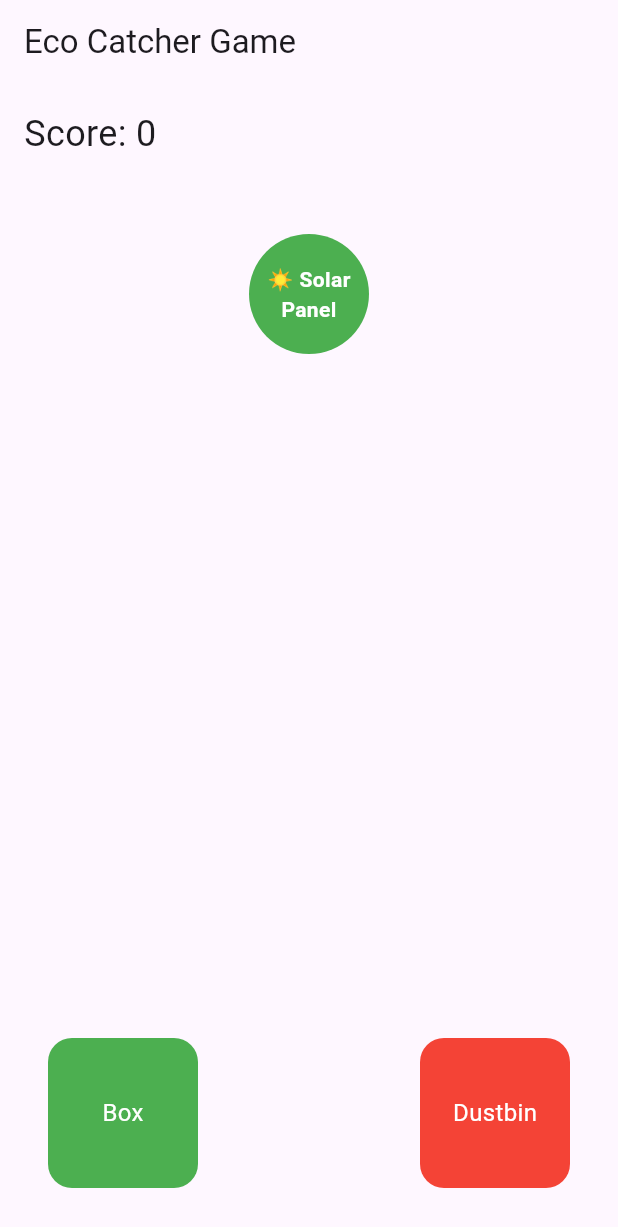
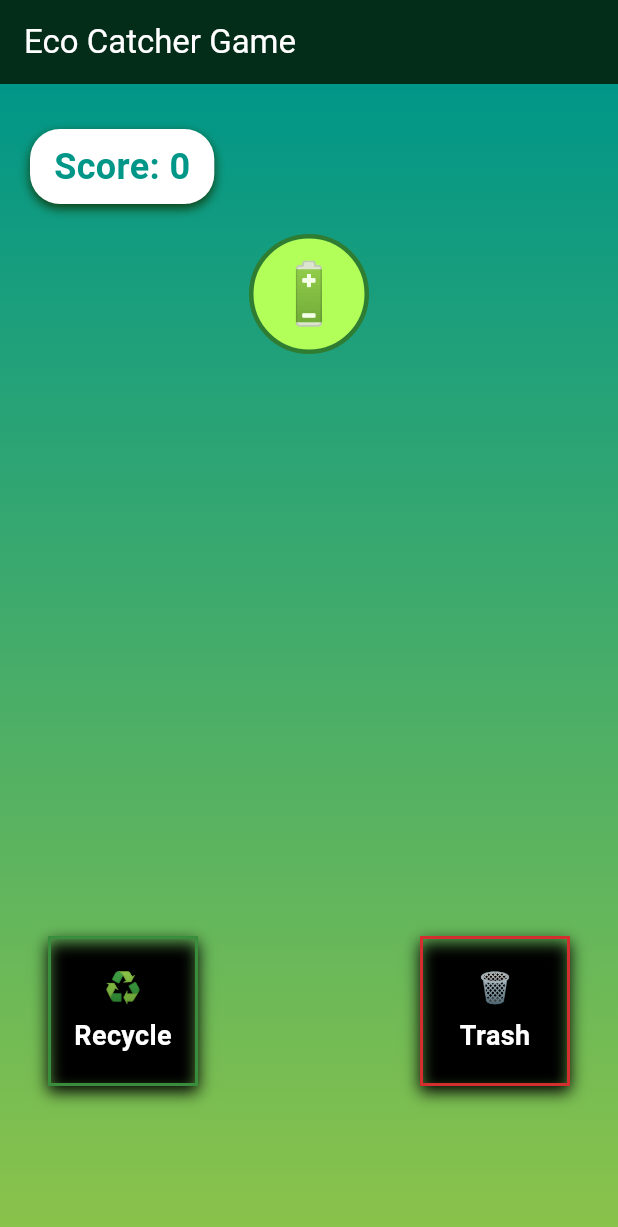
Before and after one commit to Mahabub-Rana-Saikat/Project_SWE250, a Flutter app: the FallingItemGame screen opened directly, on a phone screen of 412 x 824 dp. Shown: the top 1227 px of the screen. Run offline on Flutter 3.47's test engine with Material 3 defaults, Android fonts, the phone set to English and light mode, and no system bars; our stand-ins replace geolocator, google_fonts, image_picker, shared_preferences; accounts and stored records are empty.

Commit message:
update game

```diff
--- a/climate_hope/lib/games/data/items.dart
+++ b/climate_hope/lib/games/data/items.dart
@@ -1,10 +1,20 @@
 import '../models/game_item.dart';
 
 final List<GameItem> items = [
-  GameItem(name: '🌳 Tree', isGood: true),
-  GameItem(name: '🏭 Factory', isGood: false),
-  GameItem(name: '🛣️ Clean Road', isGood: true),
-  GameItem(name: '🛢️ Oil Spill', isGood: false),
-  GameItem(name: '☀️ Solar Panel', isGood: true),
-  GameItem(name: '🗑️ Plastic Waste', isGood: false),
+  GameItem(name: '🌳', isGood: true),
+  GameItem(name: '🏭', isGood: false),
+  GameItem(name: '🛣️', isGood: true),
+  GameItem(name: '🛢️', isGood: false),
+  GameItem(name: '☀️', isGood: true),
+  GameItem(name: '🗑️', isGood: false),
+  GameItem(name: '🌸', isGood: true),
+  GameItem(name: '💨', isGood: false),
+  GameItem(name: '💧', isGood: true),
+  GameItem(name: '☢️', isGood: false),
+  GameItem(name: '♻️', isGood: true),
+  GameItem(name: '⛽', isGood: false),
+  GameItem(name: '🔋', isGood: true),
+  GameItem(name: '🗑️', isGood: false),
+  GameItem(name: '🍎', isGood: true),
+  GameItem(name: '🧪', isGood: false),
 ];
--- a/climate_hope/lib/games/models/game_item.dart
+++ b/climate_hope/lib/games/models/game_item.dart
@@ -1,4 +1,3 @@
-// Defines the GameItem model.
 class GameItem {
   final String name;
   final bool isGood;
--- a/climate_hope/lib/games/screens/falling_item_game.dart
+++ b/climate_hope/lib/games/screens/falling_item_game.dart
@@ -11,14 +11,16 @@ class FallingItemGame extends StatefulWidget {
 }
 
 class _FallingItemGameState extends State<FallingItemGame> {
-  final List<GameItem> gameItems = items; // from items.dart
+  final List<GameItem> gameItems = items;
 
   late GameItem currentItem;
   int score = 0;
   final Random random = Random();
 
-  bool isBoxHighlighted = false;
-  bool isDustbinHighlighted = false;
+ //Initial phase //
+
+  bool isRecycleBinHighlighted = false;
+  bool isTrashBinHighlighted = false;
 
   @override
   void initState() {
@@ -28,22 +30,19 @@ class _FallingItemGameState extends State<FallingItemGame> {
 
   void spawnNewItem() {
     if (gameItems.isEmpty) {
-      print('Error: items list is empty!');
       return;
     }
     setState(() {
       currentItem = gameItems[random.nextInt(gameItems.length)];
-      print('Spawned new item: ${currentItem.name}');
     });
   }
 
-  void handleDrop(GameItem droppedItem, bool isBox) {
-    bool correct = (isBox && droppedItem.isGood) || (!isBox && !droppedItem.isGood);
+  void handleDrop(GameItem droppedItem, bool isRecycleBin) {
+    bool correct = (isRecycleBin && droppedItem.isGood) || (!isRecycleBin && !droppedItem.isGood);
     setState(() {
-      score += correct ? 1 : -1;
-      // Reset highlights after drop
-      isBoxHighlighted = false;
-      isDustbinHighlighted = false;
+      score += correct ? 5 : -10;
+      isRecycleBinHighlighted = false;
+      isTrashBinHighlighted = false;
     });
     spawnNewItem();
   }
@@ -51,17 +50,49 @@ class _FallingItemGameState extends State<FallingItemGame> {
   @override
   Widget build(BuildContext context) {
     return Scaffold(
-      appBar: AppBar(title: const Text('Eco Catcher Game')),
-      body: Stack(
+      appBar: AppBar(
+        title: const Text('Eco Catcher Game', style: TextStyle(color: Colors.white)),
+        backgroundColor: const Color.fromARGB(255, 3, 45, 25),
+        elevation: 0,
+      ),
+      body: Container(
+        decoration: const BoxDecoration(
+          gradient: LinearGradient(
+            begin: Alignment.topCenter,
+            end: Alignment.bottomCenter,
+            colors: [Colors.teal, Colors.lightGreen],
+          ),
+        ),
+        child: Stack(
           children: [
-          // Score display at top-left
             Positioned(
-            top: 16,
-            left: 16,
-            child: Text('Score: $score', style: const TextStyle(fontSize: 24)),
+              top: 30,
+              left: 20,
+              child: Container(
+                padding: const EdgeInsets.symmetric(horizontal: 16, vertical: 8),
+                decoration: BoxDecoration(
+                  color: Colors.white,
+                  borderRadius: BorderRadius.circular(20),
+                  boxShadow: [
+                    BoxShadow(
+                      color: const Color.fromARGB(255, 14, 62, 18),
+                      blurRadius: 5,
+                      offset: const Offset(0, 3),
+                    ),
+                  ],
+                ),
+                child: Text(
+                  'Score: $score',
+                  style: const TextStyle(
+                    fontSize: 24,
+                    fontWeight: FontWeight.bold,
+                    color: Colors.teal,
+                  ),
+                ),
+              ),
             ),
 
-          // Draggable item at the top center
+
             Align(
               alignment: Alignment.topCenter,
               child: Padding(
@@ -75,54 +106,58 @@ class _FallingItemGameState extends State<FallingItemGame> {
                       child: _buildItem(currentItem, shadow: true),
                     ),
                   ),
-                childWhenDragging: const SizedBox(),
+                  childWhenDragging: const SizedBox(width: 80, height: 80),
                   child: _buildItem(currentItem),
                 ),
               ),
             ),
 
-          // Left target (Box)
+
             Align(
               alignment: Alignment.bottomLeft,
               child: DragTarget<GameItem>(
                 builder: (context, candidateData, rejectedData) => _buildTarget(
-                'Box',
-                Colors.green,
-                isHighlighted: isBoxHighlighted,
+                  '♻️',
+                  'Recycle',
+                  Colors.green.shade700,
+                  isHighlighted: isRecycleBinHighlighted,
                 ),
                 onWillAccept: (item) {
                   setState(() {
-                  isBoxHighlighted = true;
+                    isRecycleBinHighlighted = true;
                   });
                   return true;
                 },
                 onLeave: (item) {
                   setState(() {
-                  isBoxHighlighted = false;
+                    isRecycleBinHighlighted = false;
                   });
                 },
                 onAccept: (droppedItem) => handleDrop(droppedItem, true),
               ),
             ),
 
-          // Right target (Dustbin)
+
             Align(
               alignment: Alignment.bottomRight,
               child: DragTarget<GameItem>(
                 builder: (context, candidateData, rejectedData) => _buildTarget(
-                'Dustbin',
-                Colors.red,
-                isHighlighted: isDustbinHighlighted,
+                  '🗑️',
+                  'Trash',
+                  Colors.red.shade700,
+                  isHighlighted: isTrashBinHighlighted,
                 ),
                 onWillAccept: (item) {
+
                   setState(() {
-                  isDustbinHighlighted = true;
+                    isTrashBinHighlighted = true;
                   });
                   return true;
                 },
                 onLeave: (item) {
+
                   setState(() {
-                  isDustbinHighlighted = false;
+                    isTrashBinHighlighted = false;
                   });
                 },
                 onAccept: (droppedItem) => handleDrop(droppedItem, false),
@@ -130,55 +165,83 @@ class _FallingItemGameState extends State<FallingItemGame> {
             ),
           ],
         ),
+      ),
     );
   }
+
 
   Widget _buildItem(GameItem item, {bool shadow = false}) {
     return Container(
       width: 80,
       height: 80,
       decoration: BoxDecoration(
-        color: item.isGood ? Colors.green : Colors.red,
+        color: item.isGood ? Colors.lightGreenAccent : Colors.deepOrangeAccent,
         shape: BoxShape.circle,
         boxShadow: shadow
             ? [
                 BoxShadow(
-            color: Colors.black26,
-            blurRadius: 8,
-            offset: Offset(0, 4),
+                  color: Colors.black,
+                  blurRadius: 10,
+                  offset: const Offset(0, 5),
                 )
               ]
-            : null,
+            : [],
+        border: Border.all(
+          color: item.isGood ? Colors.green.shade800 : Colors.red.shade800,
+          width: 3,
+        ),
       ),
       alignment: Alignment.center,
       child: Text(
         item.name,
-        style: const TextStyle(color: Colors.white, fontWeight: FontWeight.bold),
+        style: const TextStyle(
+          fontSize: 40,
+          color: Colors.black87,
+          fontWeight: FontWeight.bold,
+        ),
         textAlign: TextAlign.center,
       ),
     );
   }
 
-  Widget _buildTarget(String label, Color color, {bool isHighlighted = false}) {
-    return Container(
-      margin: const EdgeInsets.all(32),
-      width: 100,
-      height: 100,
+
+  Widget _buildTarget(String icon, String label, Color color, {bool isHighlighted = false}) {
+    return AnimatedContainer(
+      duration: const Duration(milliseconds: 200),
+      margin: const EdgeInsets.only(bottom: 100.0, left: 32.0, right: 32.0),
+      width: isHighlighted ? 120 : 100,
+      height: isHighlighted ? 120 : 100,
       decoration: BoxDecoration(
-        color: isHighlighted ? color.withOpacity(0.7) : color,
-        borderRadius: BorderRadius.circular(16),
-        boxShadow: isHighlighted
-            ? [
+        border: Border.all(
+          color: isHighlighted ? Colors.white : color,
+          width: isHighlighted ? 4 : 2,
+        ),
+        boxShadow: [
           BoxShadow(
-            color: Colors.black38,
-            blurRadius: 12,
-            offset: Offset(0, 6),
-          )
-        ]
-            : null,
+            color: Colors.black,
+            blurRadius: isHighlighted ? 15 : 8,
+            offset: Offset(0, isHighlighted ? 8 : 4),
           ),
-      alignment: Alignment.center,
-      child: Text(label, style: const TextStyle(color: Colors.white, fontSize: 16)),
+        ],
+      ),
+      child: Column(
+        mainAxisAlignment: MainAxisAlignment.center,
+        children: [
+          Text(
+            icon,
+            style: const TextStyle(fontSize: 20, color: Colors.white),
+          ),
+          const SizedBox(height: 4),
+          Text(
+            label,
+            style: const TextStyle(
+              color: Colors.white,
+              fontSize: 18,
+              fontWeight: FontWeight.bold,
+            ),
+          ),
+        ],
+      ),
     );
   }
 }
--- a/climate_hope/lib/widget/build_quick_action.dart
+++ b/climate_hope/lib/widget/build_quick_action.dart
@@ -1,3 +1,4 @@
+import 'package:climate_hope/games/echogame.dart';
 import 'package:flutter/material.dart';
 import 'package:google_fonts/google_fonts.dart';
 import 'package:climate_hope/widget/build_action_button.dart';
@@ -30,11 +31,11 @@ Widget buildQuickActions(BuildContext context) {
             buildActionButton(
               context,
               icon: Icons.cloud,
-              label: "Local Weather",
+              label: "Echo Game",
               onTap: () {
                 Navigator.push(
                   context,
-                  MaterialPageRoute(builder: (context) => const WeatherPage()),
+                  MaterialPageRoute(builder: (context) => const EcoGameApp()),
                 );
               },
             ),
```
Also changed, not shown: climate_hope/lib/games/echogame.dart (added, +27 -0 lines), climate_hope/lib/games/main.dart (deleted, +0 -17 lines), climate_hope/lib/games/screens/game_screen.dart (deleted, +0 -26 lines), climate_hope/lib/games/screens/slow_catch_game.dart (deleted, +0 -185 lines), climate_hope/lib/games/utils/constants.dart (deleted, +0 -16 lines). Lines whose indentation alone changed are shown as unchanged.
